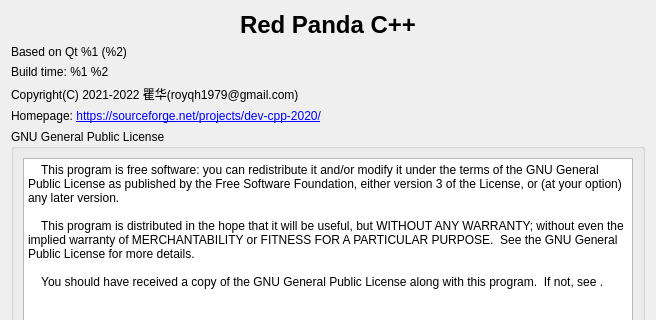
Above: RedPandaIDE/widgets/aboutdialog.ui from royqh1979/RedPanda-CPP before the change; both pictures show x 0 to 656 and y 0 to 320 of the 656 by 537 pixel window. Below: the same form after it.
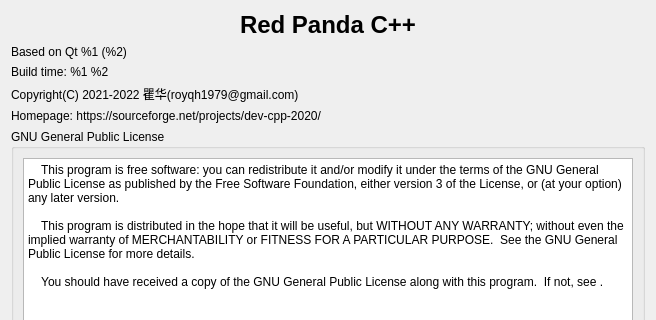
That is the form after the change.

Commit message: - enhancement: when add files to project, auto add it to git (if the project has a git repository)

What changed in the file:
```diff
--- a/RedPandaIDE/widgets/aboutdialog.ui
+++ b/RedPandaIDE/widgets/aboutdialog.ui
@@ -67,12 +67,14 @@
     <widget class="QLabel" name="label_2">
      <property name="font">
       <font>
-       <weight>50</weight>
        <bold>false</bold>
       </font>
      </property>
      <property name="text">
-      <string>&lt;html&gt;&lt;head/&gt;&lt;body&gt;&lt;p&gt;Homepage: &lt;a href=&quot;Homepage: https://sourceforge.net/projects/dev-cpp-2020/&quot;&gt;&lt;span style=&quot; text-decoration: underline; color:#0000ff;&quot;&gt;https://sourceforge.net/projects/dev-cpp-2020/&lt;/span&gt;&lt;/a&gt;&lt;/p&gt;&lt;/body&gt;&lt;/html&gt;</string>
+      <string>&lt;html&gt;&lt;head/&gt;&lt;body&gt;&lt;p&gt;Homepage: &lt;a href=&quot;Homepage: https://sourceforge.net/projects/dev-cpp-2020/&quot;&gt;https://sourceforge.net/projects/dev-cpp-2020/&lt;/a&gt;&lt;/p&gt;&lt;/body&gt;&lt;/html&gt;</string>
+     </property>
+     <property name="openExternalLinks">
+      <bool>true</bool>
      </property>
     </widget>
    </item>
```
Left out of the diff: 5 changed lines with no effect on the pictures. The commit also changes 7 other files.
